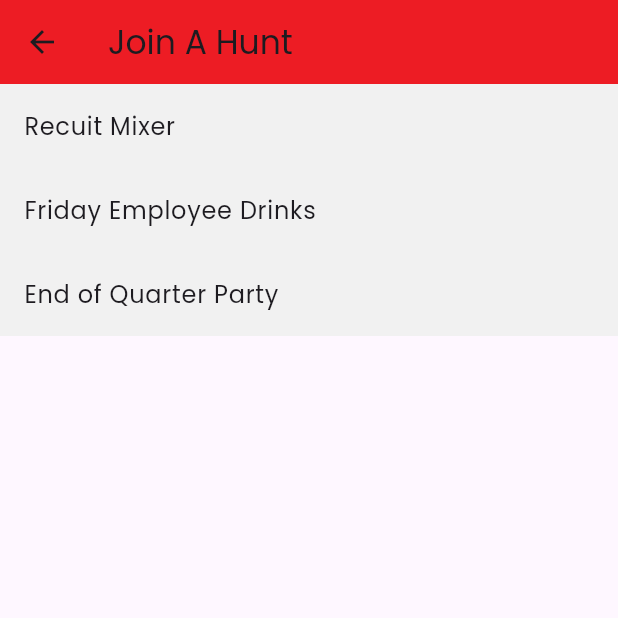
After one commit to pabin1/afterhours-copy, a Flutter app: the JoinHuntView screen opened directly, on a phone screen of 412 x 824 dp, the top half of it. The commit adds this screen. Run offline on Flutter 3.47's test engine with Material 3 defaults, Android fonts, the light colour scheme and no system bars; our stand-ins replace google_fonts.

Commit message:
Added JoinHuntView.dart

```diff
--- /dev/null
+++ b/client/lib/views/join_hunt_view.dart
@@ -0,0 +1,61 @@
+import 'package:flutter/material.dart';
+import 'package:praxis_afterhours/constants/colors.dart';
+
+class JoinHuntView extends StatelessWidget {
+  JoinHuntView({super.key});
+
+  @override
+  Widget build(BuildContext context) {
+    return Scaffold(
+      appBar: AppBar(
+        title:  const Text("Join A Hunt"),
+        backgroundColor: praxisRed,
+      ),
+      body: Column(
+        children: <Widget>[
+          Hero(
+            tag: 'ListTile-Hero',
+            child: Material(
+             child: ListTile(
+              title: const Text("Recuit Mixer"),
+              tileColor: praxisGrey,
+              onTap: () {}
+             )
+            )
+          ),
+          Hero(
+            tag: "ListTile-Hero",
+            child: Material(
+              child: ListTile(
+                title: const Text("Friday Employee Drinks"),
+                tileColor: praxisGrey,
+                onTap: () {}
+              )
+            )
+          ),
+          Hero(
+            tag: "ListTile-Hero",
+            child: Material(
+              child: ListTile(
+                title: const Text("End of Quarter Party"),
+                tileColor: praxisGrey,
+                onTap: () {}
+              )
+            )
+          ),
+        ]
+        // [
+        //   // const TextField(),
+        //   // const TextField(),
+        //   TextButton(
+        //     onPressed: () { },
+        //     child: const Text("Recruit Mixer"),
+        //   ), TextButton(
+        //     onPressed: () {},
+        //     child: const Text("Friday Employee Drinks"),
+        //   )
+        // ],
+      ),
+    );
+  }
+}
--- a/client/lib/views/sign_in_view.dart
+++ b/client/lib/views/sign_in_view.dart
@@ -2,6 +2,7 @@ import 'package:flutter/material.dart';
 import 'package:praxis_afterhours/app_utils/basic_text_field.dart';
 import 'package:praxis_afterhours/constants/colors.dart';
 import 'package:praxis_afterhours/views/create_account_view.dart';
+import 'package:praxis_afterhours/views/join_hunt_view.dart';
 
 class SignInView extends StatelessWidget {
   SignInView({super.key});
@@ -98,6 +99,12 @@ class SignInView extends StatelessWidget {
                   onPressed: () async {
                     if (_formKey.currentState!.validate()) {
                       print("All fields valid.");
+                      Navigator.push(
+                      context,
+                      MaterialPageRoute(
+                        builder: (context) => JoinHuntView(),
+                      ),
+                    );
                       //insert sign-in logic here
                     }
                   },
```
